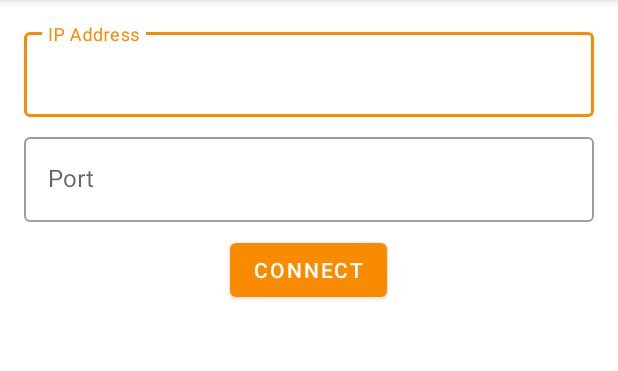
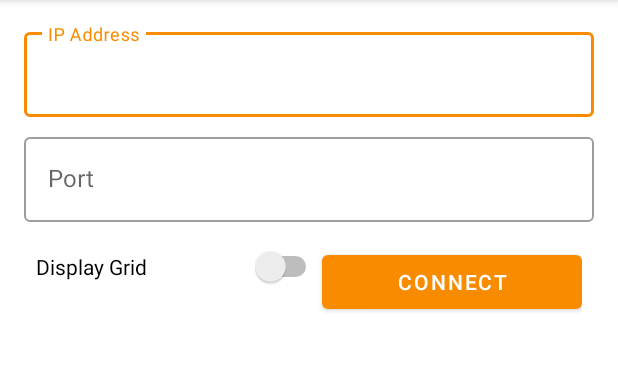
Before and after one commit to wrussell1999/bluetooth-ev3-android, an Android app: the screen it shows after launch (MainActivity), on a phone screen of 412 x 824 dp, the part 84-455 px from its top. Run offline under Robolectric (Android 15) with nearby library versions, the phone set to English and light mode, and no system bars; 2 statements that could not run were skipped.

Commit message:
Adding grid option

```diff
--- a/app/src/main/res/layout/activity_main.xml
+++ b/app/src/main/res/layout/activity_main.xml
@@ -10,11 +10,13 @@
         android:layout_height="match_parent"
         android:orientation="vertical"
         android:padding="16dp">
-        <LinearLayout
+        <RelativeLayout
+            android:id="@+id/input_layout"
             android:layout_width="match_parent"
             android:layout_height="wrap_content"
             android:orientation="vertical">
             <com.google.android.material.textfield.TextInputLayout
+                android:id="@+id/ip_layout"
                 android:layout_width="match_parent"
                 android:layout_height="wrap_content"
                 style="@style/Widget.MaterialComponents.TextInputLayout.OutlinedBox"
@@ -27,10 +29,12 @@
                     android:digits="0123456789."/>
             </com.google.android.material.textfield.TextInputLayout>
             <com.google.android.material.textfield.TextInputLayout
+                android:id="@+id/port_layout"
                 android:layout_width="match_parent"
                 android:layout_height="wrap_content"
                 style="@style/Widget.MaterialComponents.TextInputLayout.OutlinedBox"
                 android:hint="@string/port_label"
+                android:layout_below="@id/ip_layout"
                 android:paddingBottom="8dp">
                 <com.google.android.material.textfield.TextInputEditText
                     android:id="@+id/port_box"
@@ -38,14 +42,34 @@
                     android:layout_height="wrap_content"
                     android:inputType="number" />
             </com.google.android.material.textfield.TextInputLayout>
+            <LinearLayout
+                android:layout_width="match_parent"
+                android:layout_height="wrap_content"
+                android:layout_below="@id/port_layout"
+                android:layout_margin="8dp">
+                <Switch
+                    android:id="@+id/grid_switch"
+                    android:layout_width="wrap_content"
+                    android:layout_height="wrap_content"
+                    android:text="@string/grid_label"
+                    android:layout_weight="0.5"/>
                 <com.google.android.material.button.MaterialButton
                     android:id="@+id/connection_button"
                     android:layout_width="wrap_content"
                     android:layout_height="wrap_content"
                     android:text="@string/connect_button_name"
                     android:layout_gravity="center"
+                    android:layout_weight="0.5"
                     android:onClick="onClick"/>
             </LinearLayout>
+        </RelativeLayout>
+        <FrameLayout
+            android:id="@+id/frame"
+            android:layout_width="match_parent"
+            android:layout_height="match_parent"
+            android:layout_below="@id/input_layout">
+        </FrameLayout>
+        <!--
         <ListView
             android:id="@+id/output_view"
             android:layout_width="match_parent"
@@ -53,5 +77,7 @@
             android:divider="@null"
             android:dividerHeight="0dp">
     	</ListView>
+    	-->
+        <!-- RecyclerView -->
     </LinearLayout>
 </androidx.coordinatorlayout.widget.CoordinatorLayout>
--- a/app/src/main/res/values/strings.xml
+++ b/app/src/main/res/values/strings.xml
@@ -3,4 +3,5 @@
     <string name="connect_button_name">Connect</string>
     <string name="ip_label">IP Address</string>
     <string name="port_label">Port</string>
+    <string name="grid_label">Display Grid</string>
 </resources>
```
Lines whose indentation alone changed are shown as unchanged.
